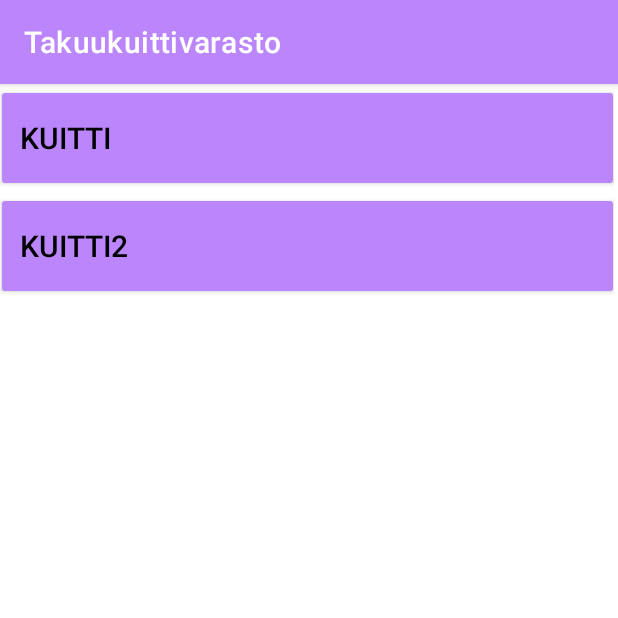
After one commit to TeijaTilli/TaKuVa, an Android app: the kuittivarasto screen opened directly, with no data from a screen before it, on a phone screen of 412 x 824 dp, the top half of it. The commit adds this screen. Run offline under Robolectric (Android 15) with nearby library versions, the phone set to English and light mode, and no system bars.

Commit message:
Kuittien RecyclerView pohja

```diff
--- a/app/src/main/AndroidManifest.xml
+++ b/app/src/main/AndroidManifest.xml
@@ -17,6 +17,9 @@
         android:supportsRtl="true"
         android:theme="@style/Theme.Takuukuittivarasto">
         <activity
+            android:name=".kuittivarasto"
+            android:exported="true" />
+        <activity
             android:name=".kuitin_lisays_sivu"
             android:exported="false" />
         <activity
--- a/app/src/main/java/com/example/takuukuittivarasto/MainActivity.kt
+++ b/app/src/main/java/com/example/takuukuittivarasto/MainActivity.kt
@@ -17,6 +17,7 @@ class MainActivity : AppCompatActivity() {
         setContentView(R.layout.activity_main)
 
         lisaaTakuukuittiBtn.setOnClickListener { siirryLisaamaanKuittia() }
+        katsoKuittejaBtn.setOnClickListener { katsoKuitteja() }
 
     }
 //Jonna
@@ -24,5 +25,9 @@ class MainActivity : AppCompatActivity() {
         val siirry = Intent(this, kuitin_lisays_sivu::class.java)
         startActivity(siirry)
     }
+    fun katsoKuitteja(){
+        val siirry = Intent(this, kuittivarasto::class.java)
+        startActivity(siirry)
+    }
 
 } //MainActivity loppuu
--- a/app/src/main/java/com/example/takuukuittivarasto/kuitin_lisays_sivu.kt
+++ b/app/src/main/java/com/example/takuukuittivarasto/kuitin_lisays_sivu.kt
@@ -30,6 +30,7 @@ class kuitin_lisays_sivu : AppCompatActivity() {
         btCapturePhoto.setOnClickListener {
             checkCameraPermission()
             openCamera()
+            checkCameraPermission()
         }
         btOpenGallery.setOnClickListener {
             openGallery()
--- /dev/null
+++ b/app/src/main/java/com/example/takuukuittivarasto/kuittivarasto.kt
@@ -0,0 +1,61 @@
+package com.example.takuukuittivarasto
+
+import androidx.appcompat.app.AppCompatActivity
+import android.os.Bundle
+import android.util.Log
+import android.view.LayoutInflater
+import android.view.View
+import android.view.ViewGroup
+import android.widget.Button
+import androidx.recyclerview.widget.LinearLayoutManager
+import androidx.recyclerview.widget.RecyclerView
+import kotlinx.android.synthetic.main.activity_kuittivarasto.*
+import kotlinx.android.synthetic.main.activity_kuittivarasto.view.*
+import java.util.*
+
+class kuittivarasto : AppCompatActivity() {
+    //private lateinit var database: Tietokanta
+    //private lateinit var dao: TietokantaDao
+    companion object{
+        lateinit var kuitit: MutableList<Takuukuitti>
+
+    }
+    override fun onCreate(savedInstanceState: Bundle?) {
+        super.onCreate(savedInstanceState)
+        setContentView(R.layout.activity_kuittivarasto)
+
+        //database = Tietokanta.getInstance(applicationContext)
+        //dao = database.TietokantaDao
+        //kuittilista testaukseen
+        kuitit = listOf(Takuukuitti(1, "kuitti", Date(2022, 12, 2), null),
+                        Takuukuitti(2, "kuitti2", Date(2033, 11, 4), null)) as MutableList<Takuukuitti>
+        kuittiRecyclerView.apply {
+            layoutManager = LinearLayoutManager(this@kuittivarasto)
+            adapter = KuittiAdapteri()
+        }
+    }
+}
+
+class KuittiAdapteri: RecyclerView.Adapter<KuittiAdapteri.ViewHolder>(){
+    override fun onCreateViewHolder(parent: ViewGroup, viewType: Int): ViewHolder {
+        val view = LayoutInflater.from(parent.context).inflate(R.layout.kuittirivi, parent, false)
+        return ViewHolder(view)
+    }
+
+    override fun getItemCount() = kuittivarasto.kuitit.size
+
+    override fun onBindViewHolder(holder: ViewHolder, position: Int){
+        val kuitit = kuittivarasto.kuitit
+        val num = kuitit.size
+        val kuitti = kuitit[position%num]
+        Log.d("JKR", "Kuitti")
+        holder.bind(kuitti)
+    }
+
+    class ViewHolder(view: View) : RecyclerView.ViewHolder(view) {
+        private val button: Button = itemView.findViewById(R.id.btKuitti)
+        fun bind(item: Takuukuitti){
+            button.setText(item.otsikko)
+        }
+    }
+}
--- /dev/null
+++ b/app/src/main/res/layout/activity_kuittivarasto.xml
@@ -0,0 +1,15 @@
+<?xml version="1.0" encoding="utf-8"?>
+<androidx.constraintlayout.widget.ConstraintLayout xmlns:android="http://schemas.android.com/apk/res/android"
+    xmlns:app="http://schemas.android.com/apk/res-auto"
+    xmlns:tools="http://schemas.android.com/tools"
+    android:layout_width="match_parent"
+    android:layout_height="match_parent"
+    tools:context=".kuittivarasto">
+
+    <androidx.recyclerview.widget.RecyclerView
+        android:id="@+id/kuittiRecyclerView"
+        android:layout_width="409dp"
+        android:layout_height="729dp"
+        app:layout_constraintStart_toStartOf="parent"
+        app:layout_constraintTop_toTopOf="parent" />
+</androidx.constraintlayout.widget.ConstraintLayout>
--- /dev/null
+++ b/app/src/main/res/layout/kuittirivi.xml
@@ -0,0 +1,24 @@
+<?xml version="1.0" encoding="utf-8"?>
+<androidx.constraintlayout.widget.ConstraintLayout xmlns:android="http://schemas.android.com/apk/res/android"
+    xmlns:app="http://schemas.android.com/apk/res-auto"
+    xmlns:tools="http://schemas.android.com/tools"
+    android:layout_width="wrap_content"
+    android:layout_height="wrap_content"
+    android:textAlignment="viewStart">
+
+    <Button
+        android:id="@+id/btKuitti"
+        style="@style/Widget.AppCompat.Button"
+        android:layout_width="415dp"
+        android:layout_height="72dp"
+        android:backgroundTint="@color/teal_200"
+        android:backgroundTintMode="add"
+        android:text="Button"
+        android:textAlignment="textStart"
+        android:textColor="#000000"
+        android:textSize="20sp"
+        app:layout_constraintEnd_toEndOf="parent"
+        app:layout_constraintHorizontal_bias="0.5"
+        app:layout_constraintStart_toStartOf="parent"
+        app:layout_constraintTop_toTopOf="parent" />
+</androidx.constraintlayout.widget.ConstraintLayout>
```
